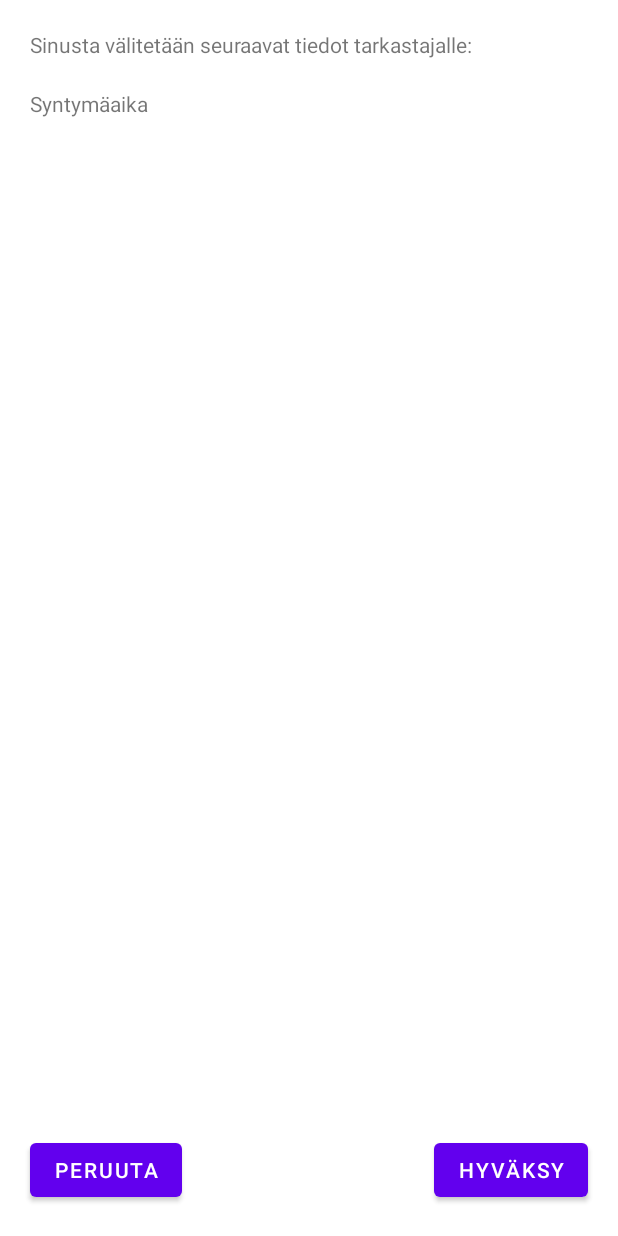
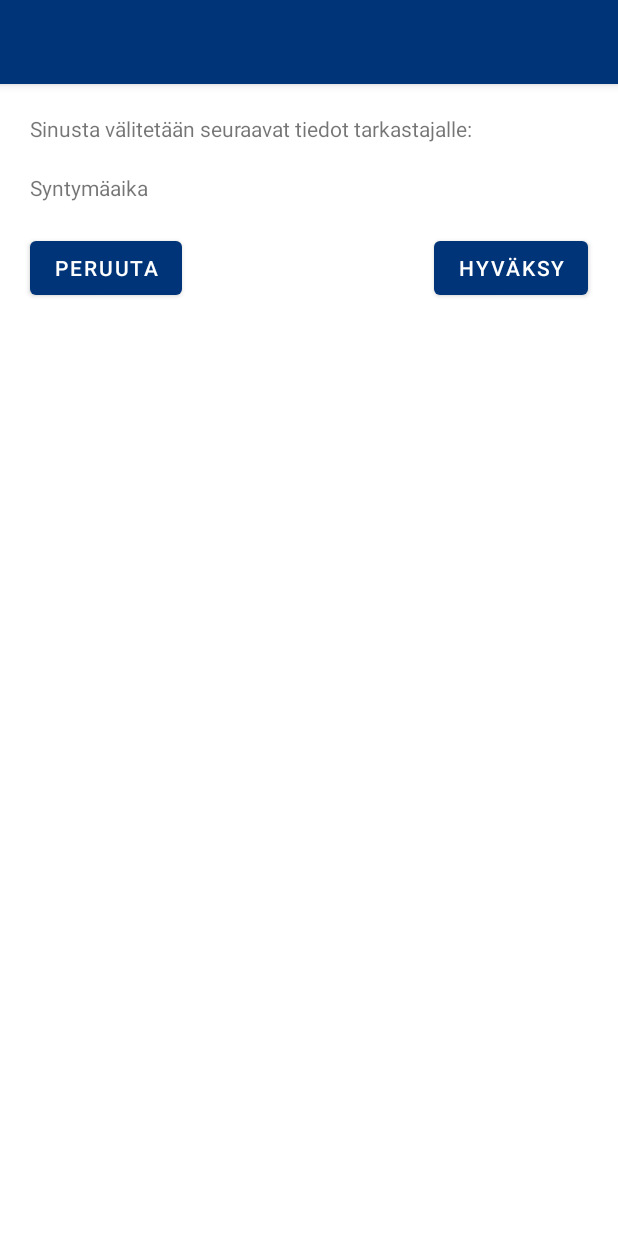
Before and after one commit to vrk-kpa/digiid-poc-wallet, an Android app: the layout fragment_share_credentials.xml on its own in the app's theme, with its tools: preview values and no code run, on a phone screen of 412 x 824 dp. Run offline under Robolectric (Android 15) with nearby library versions, the phone set to English and light mode, and no system bars.

Commit message:
Apply DVV theme

```diff
--- a/app/src/main/java/fi/dvv/digiid/poc/wallet/ui/credentials/ShareCredentialsFragment.kt
+++ b/app/src/main/java/fi/dvv/digiid/poc/wallet/ui/credentials/ShareCredentialsFragment.kt
@@ -7,6 +7,7 @@ import android.view.ViewGroup
 import androidx.fragment.app.Fragment
 import androidx.fragment.app.activityViewModels
 import androidx.navigation.fragment.findNavController
+import androidx.navigation.ui.setupWithNavController
 import dagger.hilt.android.AndroidEntryPoint
 import fi.dvv.digiid.poc.wallet.databinding.FragmentShareCredentialsBinding
 
@@ -23,6 +24,7 @@ class ShareCredentialsFragment : Fragment() {
 
         binding.lifecycleOwner = viewLifecycleOwner
         binding.viewModel = viewModel
+        binding.toolbar.setupWithNavController(findNavController())
 
         binding.cancelButton.setOnClickListener {
             findNavController().popBackStack()
--- a/app/src/main/java/fi/dvv/digiid/poc/wallet/ui/credentials/WalletFragment.kt
+++ b/app/src/main/java/fi/dvv/digiid/poc/wallet/ui/credentials/WalletFragment.kt
@@ -7,6 +7,7 @@ import android.view.ViewGroup
 import androidx.fragment.app.Fragment
 import androidx.fragment.app.activityViewModels
 import androidx.navigation.fragment.findNavController
+import androidx.navigation.ui.setupWithNavController
 import dagger.hilt.android.AndroidEntryPoint
 import fi.dvv.digiid.poc.wallet.databinding.FragmentWalletBinding
 
@@ -24,6 +25,8 @@ class WalletFragment : Fragment() {
         binding.lifecycleOwner = viewLifecycleOwner
         binding.viewModel = viewModel
 
+        binding.toolbar.setupWithNavController(findNavController())
+
         binding.shareCredentialButton.setOnClickListener {
             findNavController().navigate(WalletFragmentDirections.toShareCredentials())
         }
--- a/app/src/main/java/fi/dvv/digiid/poc/wallet/ui/credentials/WalletViewModel.kt
+++ b/app/src/main/java/fi/dvv/digiid/poc/wallet/ui/credentials/WalletViewModel.kt
@@ -51,7 +51,7 @@ class WalletViewModel @Inject constructor(
             kotlin.runCatching {
                 credentialsRepository.loadCoreIdentity()
             }.onFailure {
-                Timber.e("Unable to load the core identity")
+                Timber.e("Unable to load the core identity: $it")
             }
         }
     }
--- a/app/src/main/res/layout/fragment_share_credentials.xml
+++ b/app/src/main/res/layout/fragment_share_credentials.xml
@@ -2,9 +2,38 @@
 <layout xmlns:android="http://schemas.android.com/apk/res/android"
     xmlns:app="http://schemas.android.com/apk/res-auto">
 
+    <data>
+        <variable
+            name="viewModel"
+            type="fi.dvv.digiid.poc.wallet.ui.credentials.WalletViewModel" />
+    </data>
+
+    <androidx.coordinatorlayout.widget.CoordinatorLayout
+        android:layout_width="match_parent"
+        android:layout_height="match_parent"
+        android:fitsSystemWindows="true">
+
+        <com.google.android.material.appbar.AppBarLayout
+            android:layout_width="match_parent"
+            android:layout_height="wrap_content"
+            android:fitsSystemWindows="true">
+
+            <com.google.android.material.appbar.MaterialToolbar
+                android:id="@+id/toolbar"
+                style="@style/Widget.MaterialComponents.Toolbar.Primary"
+                android:layout_width="match_parent"
+                android:layout_height="?attr/actionBarSize" />
+
+        </com.google.android.material.appbar.AppBarLayout>
+
+        <androidx.core.widget.NestedScrollView
+            android:layout_width="match_parent"
+            android:layout_height="match_parent"
+            app:layout_behavior="@string/appbar_scrolling_view_behavior">
+
             <androidx.constraintlayout.widget.ConstraintLayout
                 android:layout_width="match_parent"
-        android:layout_height="match_parent">
+                android:layout_height="wrap_content">
 
                 <Button
                     android:id="@+id/cancel_button"
@@ -14,19 +43,20 @@
                     android:layout_marginBottom="20dp"
                     android:text="@string/button_cancel"
                     app:layout_constraintBottom_toBottomOf="parent"
-            app:layout_constraintStart_toStartOf="parent" />
+                    app:layout_constraintStart_toStartOf="parent"
+                    app:layout_constraintTop_toTopOf="@+id/confirm_button" />
 
                 <Button
                     android:id="@+id/confirm_button"
                     android:layout_width="wrap_content"
                     android:layout_height="wrap_content"
                     android:layout_marginEnd="20dp"
-            android:layout_marginBottom="20dp"
                     android:text="@string/button_accept"
                     app:layout_constraintBottom_toBottomOf="parent"
                     app:layout_constraintEnd_toEndOf="parent"
                     app:layout_constraintHorizontal_bias="1.0"
-            app:layout_constraintStart_toEndOf="@+id/cancel_button" />
+                    app:layout_constraintStart_toEndOf="@+id/cancel_button"
+                    app:layout_constraintTop_toBottomOf="@+id/flow2" />
 
                 <TextView
                     android:id="@+id/share_heading"
@@ -53,6 +83,7 @@
                     android:text="@{viewModel.birthDate}" />
 
                 <androidx.constraintlayout.helper.widget.Flow
+                    android:id="@+id/flow2"
                     android:layout_width="0dp"
                     android:layout_height="wrap_content"
                     android:layout_margin="20dp"
@@ -63,12 +94,7 @@
                     app:layout_constraintTop_toBottomOf="@id/share_heading" />
 
             </androidx.constraintlayout.widget.ConstraintLayout>
+        </androidx.core.widget.NestedScrollView>
 
-    <data>
-
-        <variable
-            name="viewModel"
-            type="fi.dvv.digiid.poc.wallet.ui.credentials.WalletViewModel" />
-
-    </data>
+    </androidx.coordinatorlayout.widget.CoordinatorLayout>
 </layout>
--- a/app/src/main/res/values-night/themes.xml
+++ /dev/null
@@ -1,16 +0,0 @@
-<resources xmlns:tools="http://schemas.android.com/tools">
-    <!-- Base application theme. -->
-    <style name="Theme.DigiID" parent="Theme.MaterialComponents.DayNight.DarkActionBar">
-        <!-- Primary brand color. -->
-        <item name="colorPrimary">@color/purple_200</item>
-        <item name="colorPrimaryVariant">@color/purple_700</item>
-        <item name="colorOnPrimary">@color/black</item>
-        <!-- Secondary brand color. -->
-        <item name="colorSecondary">@color/teal_200</item>
-        <item name="colorSecondaryVariant">@color/teal_200</item>
-        <item name="colorOnSecondary">@color/black</item>
-        <!-- Status bar color. -->
-        <item name="android:statusBarColor" tools:targetApi="l">?attr/colorPrimaryVariant</item>
-        <!-- Customize your theme here. -->
-    </style>
-</resources>
--- a/app/src/main/res/values/colors.xml
+++ b/app/src/main/res/values/colors.xml
@@ -1,10 +1,15 @@
 <?xml version="1.0" encoding="utf-8"?>
 <resources>
-    <color name="purple_200">#FFBB86FC</color>
-    <color name="purple_500">#FF6200EE</color>
-    <color name="purple_700">#FF3700B3</color>
-    <color name="teal_200">#FF03DAC5</color>
-    <color name="teal_700">#FF018786</color>
-    <color name="black">#FF000000</color>
-    <color name="white">#FFFFFFFF</color>
+    <color name="night_blue">#003479</color>
+    <color name="mint">#69D8D7</color>
+    <color name="yellow">#FFC658</color>
+    <color name="pink">#FFA8CC</color>
+    <color name="red">#E30450</color>
+    <color name="orange">#F07830</color>
+    <color name="green">#007770</color>
+    <color name="sky_blue">#0091DA</color>
+    <color name="violet">#642F6C</color>
+    <color name="grey">#A5ACB0</color>
+    <color name="black">#000000</color>
+    <color name="white">#FFFFFF</color>
 </resources>
--- a/app/src/main/res/values/strings.xml
+++ b/app/src/main/res/values/strings.xml
@@ -11,6 +11,7 @@
     <string name="auth_authentication_failed">Kirjautuminen epäonnistui</string>
     <string name="button_cancel">Peruuta</string>
     <string name="button_accept">Hyväksy</string>
+    <string name="wallet_share_title">Luo todistus</string>
     <string name="wallet_share_heading">Sinusta välitetään seuraavat tiedot tarkastajalle:</string>
     <string name="wallet_birthdate_label">Syntymäaika</string>
     <string name="wallet_share_birthdate_button">Todistan ikäni</string>
--- a/app/src/main/res/values/themes.xml
+++ b/app/src/main/res/values/themes.xml
@@ -1,16 +1,12 @@
-<resources xmlns:tools="http://schemas.android.com/tools">
-    <!-- Base application theme. -->
-    <style name="Theme.DigiID" parent="Theme.MaterialComponents.DayNight.DarkActionBar">
-        <!-- Primary brand color. -->
-        <item name="colorPrimary">@color/purple_500</item>
-        <item name="colorPrimaryVariant">@color/purple_700</item>
+<resources>
+    <style name="Theme.DigiID" parent="Theme.MaterialComponents.Light.NoActionBar">
+        <item name="colorPrimary">@color/night_blue</item>
+        <item name="colorPrimaryVariant">@color/sky_blue</item>
         <item name="colorOnPrimary">@color/white</item>
-        <!-- Secondary brand color. -->
-        <item name="colorSecondary">@color/teal_200</item>
-        <item name="colorSecondaryVariant">@color/teal_700</item>
+        <item name="colorSecondary">@color/mint</item>
+        <item name="colorSecondaryVariant">@color/yellow</item>
         <item name="colorOnSecondary">@color/black</item>
-        <!-- Status bar color. -->
-        <item name="android:statusBarColor" tools:targetApi="l">?attr/colorPrimaryVariant</item>
-        <!-- Customize your theme here. -->
+
+        <item name="android:windowTranslucentStatus">true</item>
     </style>
 </resources>
```
Also changed, not shown: app/src/main/res/layout/fragment_wallet.xml (+32 -7 lines), app/src/main/res/navigation/nav_main.xml (+12 -5 lines). Lines whose indentation alone changed are shown as unchanged.
